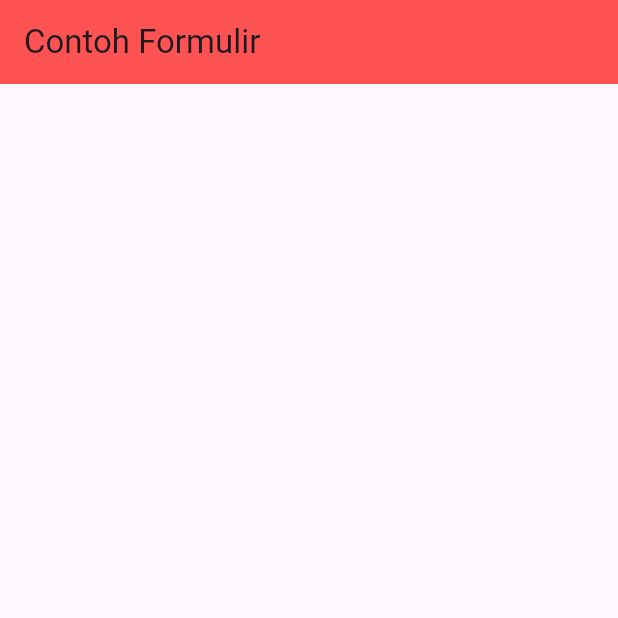
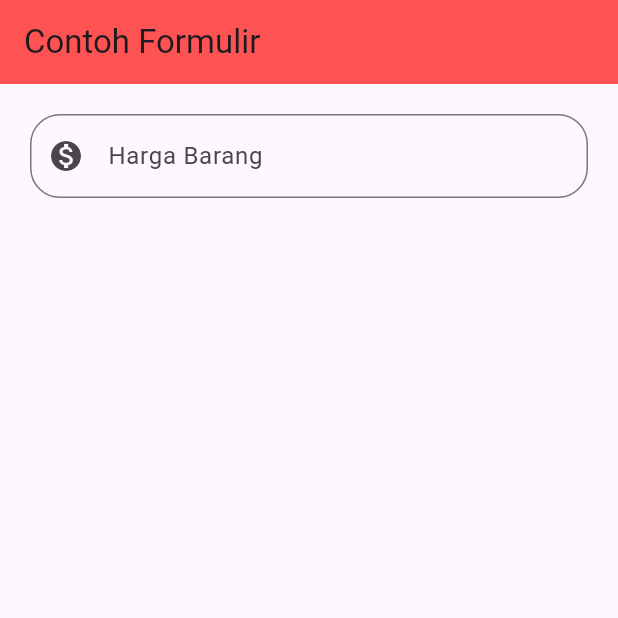
Before and after one commit to vian-verse/mencoba-widget-flutter, a Flutter app: the screen it shows after launch, on a phone screen of 412 x 824 dp, the top half of it. Run offline on Flutter 3.47's test engine with Material 3 defaults, Android fonts, the light colour scheme and no system bars.

Commit message:
menambahkan sebuah input dengan decoration

```diff
--- a/lib/main.dart
+++ b/lib/main.dart
@@ -24,6 +24,9 @@ class HalamanUtama extends StatefulWidget {
 }
 
 class _HalamanUtamaState extends State<HalamanUtama> {
+  final formKey = GlobalKey<FormState>();
+  TextEditingController xHarga = TextEditingController();
+
   @override
   Widget build(BuildContext context) {
     return Scaffold(
@@ -31,6 +34,28 @@ class _HalamanUtamaState extends State<HalamanUtama> {
         title: Text('Contoh Formulir'),
         backgroundColor: Colors.redAccent,
       ),
+      body: Form(
+        child: Center(
+          child: Padding(
+            padding: EdgeInsets.all(20),
+            child: Column(
+              children: [
+                TextFormField(
+                  controller: xHarga,
+                  decoration: InputDecoration(
+                      labelText: 'Harga Barang',
+                      hintText: 'Input Harga Barang',
+                      prefixIcon: Icon(Icons.monetization_on),
+                      border: OutlineInputBorder(
+                          borderSide: BorderSide(width: 1),
+                          borderRadius: BorderRadius.circular(20))),
+                  keyboardType: TextInputType.number,
+                ),
+              ],
+            ),
+          ),
+        ),
+      ),
     );
   }
 }
```
